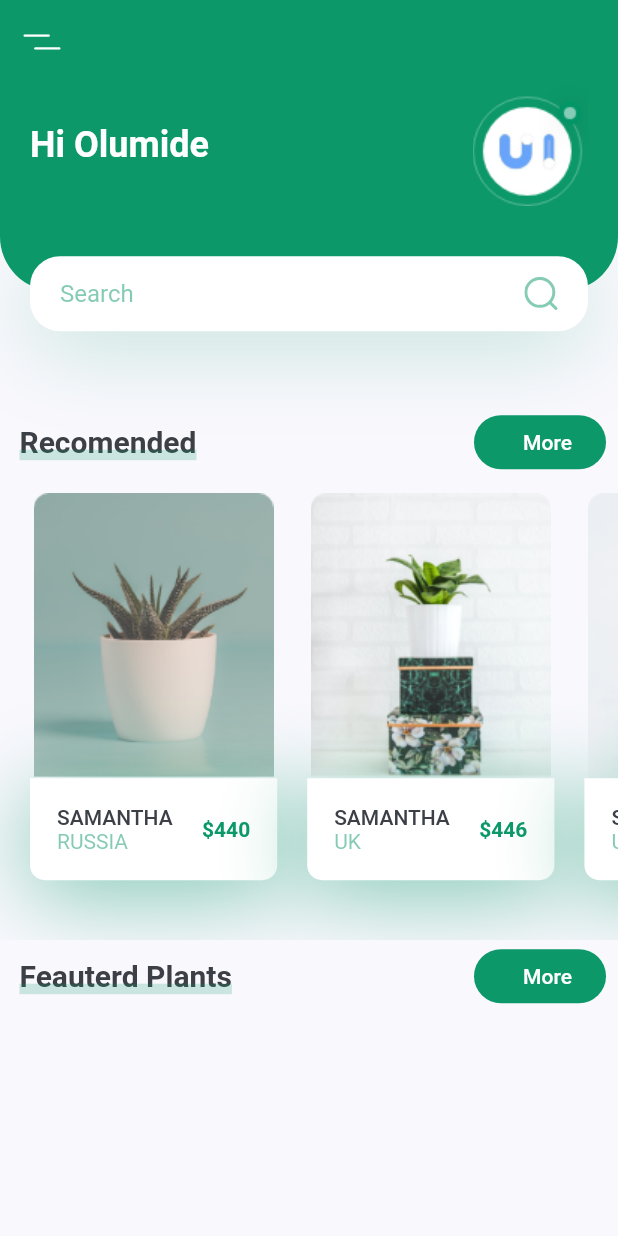
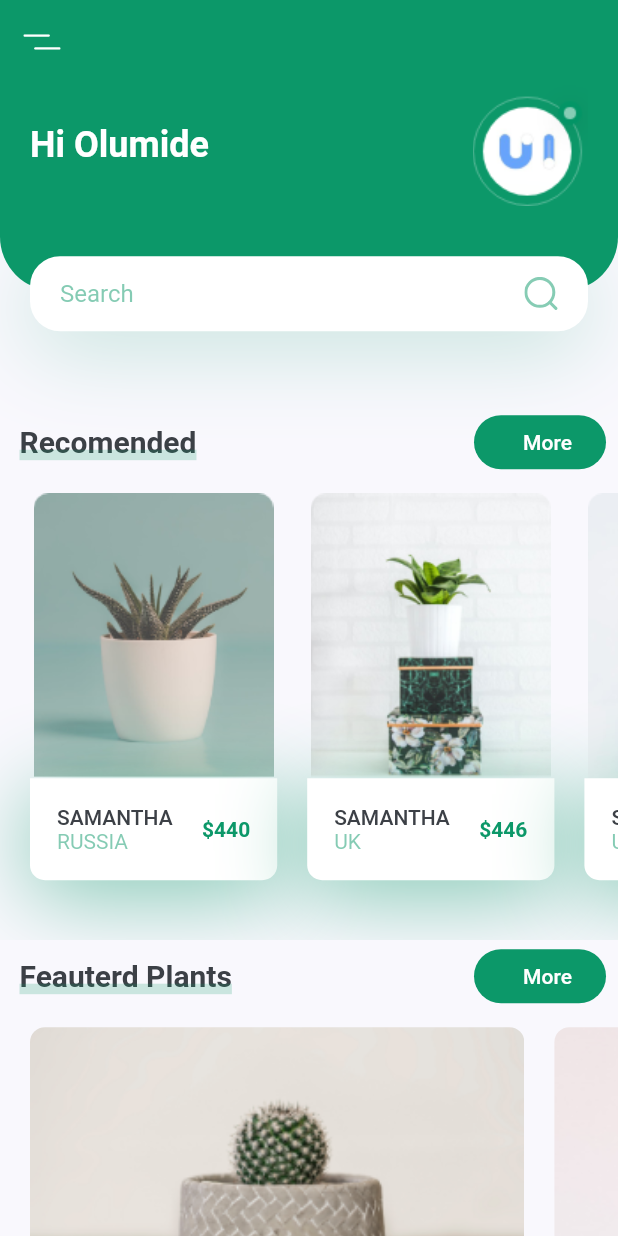
Before and after one commit to olumideogundele1/SamplePlantApp, a Flutter app: the screen it shows after launch, on a phone screen of 412 x 824 dp. Run offline on Flutter 3.47's test engine with Material 2 defaults, Android fonts, the phone set to English and light mode, and no system bars; our stand-ins replace flutter_svg.

Commit message:
feature plalnt cards

```diff
--- /dev/null
+++ b/lib/screens/components/FeatureCard.dart
@@ -0,0 +1,34 @@
+import 'package:flutter/material.dart';
+import '../../constants.dart';
+
+class FeatureCard extends StatelessWidget {
+
+  final String imageUrl;
+  final Function press;
+
+  FeatureCard({this.imageUrl,this.press});
+
+  @override
+  Widget build(BuildContext context) {
+    Size size = MediaQuery.of(context).size;
+    return GestureDetector(
+      onTap: press,
+      child: Container(
+        margin: EdgeInsets.only(
+            top: kDefaultPadding/2,
+            left: kDefaultPadding,
+            bottom: kDefaultPadding
+        ),
+        width: size.width * 0.8,
+        height: 185,
+        decoration: BoxDecoration(
+            borderRadius: BorderRadius.circular(10),
+            image: DecorationImage(
+                fit: BoxFit.cover,
+                image: AssetImage(imageUrl)
+            )
+        ),
+      ),
+    );
+  }
+}
--- a/lib/screens/components/body.dart
+++ b/lib/screens/components/body.dart
@@ -1,6 +1,9 @@
 import 'package:flutter/material.dart';
+import 'package:my_plant_ui/constants.dart';
 import 'package:my_plant_ui/screens/components/header_screen_with_search.dart';
 
+import 'FeatureCard.dart';
+import 'feature_cards.dart';
 import 'plant_cards.dart';
 import 'title_with_more_btn.dart';
 
@@ -17,7 +20,8 @@ class Body extends StatelessWidget {
           HeaderWithSearchBox(size: size),
           TextWithMoreBtn(title: 'Recomended',press: (){},),
           PlantCards(),
-          TextWithMoreBtn(title: 'Feauterd Plants',press: (){},)
+          TextWithMoreBtn(title: 'Feauterd Plants',press: (){},),
+          FeatureCards(),
         ],
       ),
     );
--- /dev/null
+++ b/lib/screens/components/feature_cards.dart
@@ -0,0 +1,29 @@
+import 'package:flutter/material.dart';
+
+import 'FeatureCard.dart';
+
+class FeatureCards extends StatelessWidget {
+  const FeatureCards({
+    Key key,
+  }) : super(key: key);
+
+  @override
+  Widget build(BuildContext context) {
+    return SingleChildScrollView(
+      scrollDirection: Axis.horizontal,
+      child: Row(
+        children: [
+          FeatureCard(
+            imageUrl: "assets/images/bottom_img_1.png",
+            press: () {},
+          ),
+          FeatureCard(
+            imageUrl: "assets/images/bottom_img_2.png",
+            press: () {},
+          ),
+
+        ],
+      ),
+    );
+  }
+}
```
